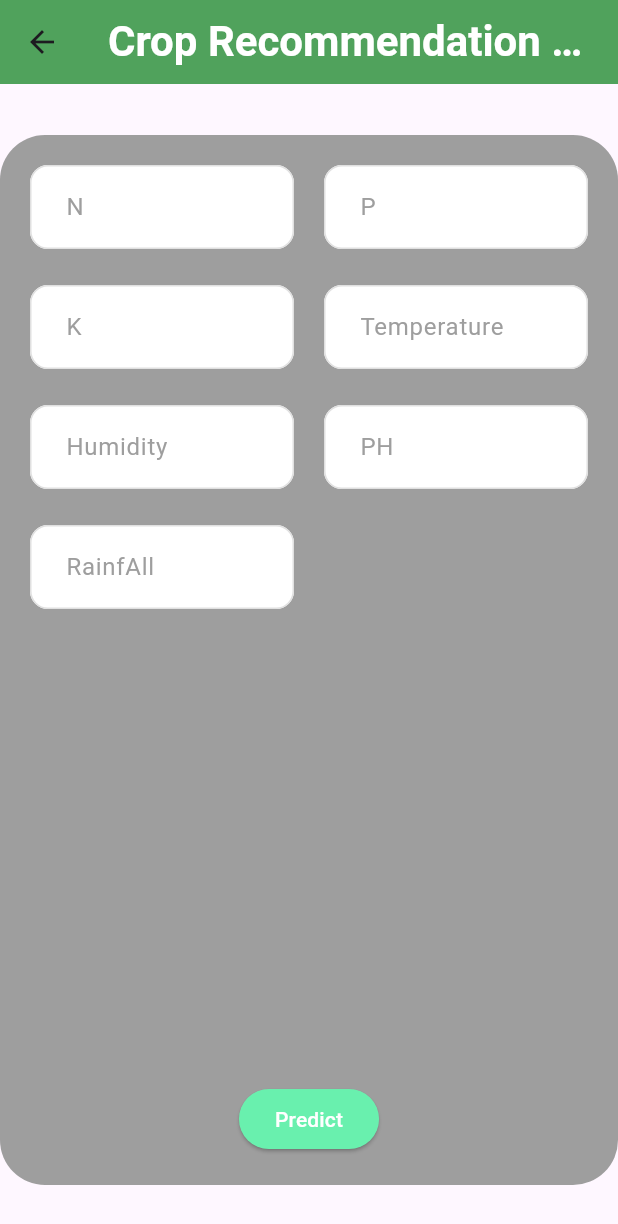
After one commit to tanany1/agri_hope, a Flutter app: the HomeScreen screen opened by its route, after a tap on "Model 1", on a phone screen of 412 x 824 dp. The commit adds this screen. Shown: the top 1224 px of the screen. Run offline on Flutter 3.47's test engine with Material 3 defaults, Android fonts, the phone set to English and light mode, and no system bars; our stand-ins replace firebase_auth, firebase_core, shared_preferences, weather; missing offline and left inert: mailer; accounts and stored records are empty; network calls fail.

Commit message:
Setting Tab & Model Screen Added.

```diff
--- a/lib/main.dart
+++ b/lib/main.dart
@@ -1,7 +1,9 @@
+import 'package:agri_hope/ui/screens/ai_models/crop_recommendation_model_screen.dart';
 import 'package:agri_hope/ui/screens/auth/login/login_screen.dart';
 import 'package:agri_hope/ui/screens/auth/otp/otp_verification.dart';
 import 'package:agri_hope/ui/screens/auth/register/register_screen.dart';
 import 'package:agri_hope/ui/screens/home_screen.dart';
+import 'package:agri_hope/ui/screens/settings/settings_screen.dart';
 import 'package:agri_hope/ui/screens/splash/splash_screen.dart';
 import 'package:agri_hope/ui/widgets/5days_forecast_widget.dart';
 import 'package:firebase_core/firebase_core.dart';
@@ -39,7 +41,9 @@ class MyApp extends StatelessWidget {
         OTPVerification.routeName: (_) => const OTPVerification(),
         FiveDayForecastScreen.routeName: (_) => FiveDayForecastScreen(
               apiKey: 'cb17b0b03b1d59110c09ffa366d71224',
-            )
+            ),
+        SettingsScreen.routeName:(_)=> SettingsScreen(),
+        CropRecommendationModelScreen.routeName:(_)=> CropRecommendationModelScreen(),
       },
       initialRoute: SplashScreen.routeName,
       debugShowCheckedModeBanner: false,
--- /dev/null
+++ b/lib/ui/screens/ai_models/crop_recommendation_model_screen.dart
@@ -0,0 +1,218 @@
+import 'package:flutter/material.dart';
+
+class CropRecommendationModelScreen extends StatelessWidget {
+  static const String routeName = "crop Recommendation Model";
+
+  const CropRecommendationModelScreen({super.key});
+
+  @override
+  Widget build(BuildContext context) {
+    return Scaffold(
+      appBar: AppBar(
+        title: const Text(
+          "Crop Recommendation Model",
+          style: TextStyle(
+              fontWeight: FontWeight.bold, fontSize: 28, color: Colors.white),
+        ),
+        elevation: 20,
+        centerTitle: true,
+        backgroundColor: Colors.green,
+      ),
+      body: Center(
+        child: Container(
+          decoration: BoxDecoration(
+            borderRadius: BorderRadius.circular(30),
+            color: Colors.grey,
+          ),
+          width: 800,
+          height: 700,
+          padding: EdgeInsets.all(20),
+          child: Column(
+            children: [
+              Expanded(
+                child: GridView(
+                  children: [
+                    TextField(
+                      decoration: InputDecoration(
+                        labelText: "N",
+                        labelStyle: TextStyle(color: Colors.grey),
+                        filled: true,
+                        fillColor: Colors.white,
+                        border: OutlineInputBorder(
+                          borderRadius: BorderRadius.circular(12),
+                          borderSide: BorderSide.none,
+                        ),
+                        focusedBorder: OutlineInputBorder(
+                          borderRadius: BorderRadius.circular(12),
+                          borderSide: BorderSide(color: Colors.blue, width: 2),
+                        ),
+                        enabledBorder: OutlineInputBorder(
+                          borderRadius: BorderRadius.circular(12),
+                          borderSide: BorderSide(color: Colors.grey.shade300),
+                        ),
+                        contentPadding: EdgeInsets.symmetric(vertical: 16, horizontal: 20),
+                      ),
+                      style: TextStyle(fontSize: 16),
+                    ),
+                    TextField(
+                      decoration: InputDecoration(
+                        labelText: "P",
+                        labelStyle: TextStyle(color: Colors.grey),
+                        filled: true,
+                        fillColor: Colors.white,
+                        border: OutlineInputBorder(
+                          borderRadius: BorderRadius.circular(12),
+                          borderSide: BorderSide.none,
+                        ),
+                        focusedBorder: OutlineInputBorder(
+                          borderRadius: BorderRadius.circular(12),
+                          borderSide: BorderSide(color: Colors.blue, width: 2),
+                        ),
+                        enabledBorder: OutlineInputBorder(
+                          borderRadius: BorderRadius.circular(12),
+                          borderSide: BorderSide(color: Colors.grey.shade300),
+                        ),
+                        contentPadding: EdgeInsets.symmetric(vertical: 16, horizontal: 20),
+                      ),
+                      style: TextStyle(fontSize: 16),
+                    ),
+                    TextField(
+                      decoration: InputDecoration(
+                        labelText: "K",
+                        labelStyle: TextStyle(color: Colors.grey),
+                        filled: true,
+                        fillColor: Colors.white,
+                        border: OutlineInputBorder(
+                          borderRadius: BorderRadius.circular(12),
+                          borderSide: BorderSide.none,
+                        ),
+                        focusedBorder: OutlineInputBorder(
+                          borderRadius: BorderRadius.circular(12),
+                          borderSide: BorderSide(color: Colors.blue, width: 2),
+                        ),
+                        enabledBorder: OutlineInputBorder(
+                          borderRadius: BorderRadius.circular(12),
+                          borderSide: BorderSide(color: Colors.grey.shade300),
+                        ),
+                        contentPadding: EdgeInsets.symmetric(vertical: 16, horizontal: 20),
+                      ),
+                      style: TextStyle(fontSize: 16),
+                    ),
+                    TextField(
+                      decoration: InputDecoration(
+                        labelText: "Temperature",
+                        labelStyle: TextStyle(color: Colors.grey),
+                        filled: true,
+                        fillColor: Colors.white,
+                        border: OutlineInputBorder(
+                          borderRadius: BorderRadius.circular(12),
+                          borderSide: BorderSide.none,
+                        ),
+                        focusedBorder: OutlineInputBorder(
+                          borderRadius: BorderRadius.circular(12),
+                          borderSide: BorderSide(color: Colors.blue, width: 2),
+                        ),
+                        enabledBorder: OutlineInputBorder(
+                          borderRadius: BorderRadius.circular(12),
+                          borderSide: BorderSide(color: Colors.grey.shade300),
+                        ),
+                        contentPadding: EdgeInsets.symmetric(vertical: 16, horizontal: 20),
+                      ),
+                      style: TextStyle(fontSize: 16),
+                    ),
+                    TextField(
+                      decoration: InputDecoration(
+                        labelText: "Humidity",
+                        labelStyle: TextStyle(color: Colors.grey),
+                        filled: true,
+                        fillColor: Colors.white,
+                        border: OutlineInputBorder(
+                          borderRadius: BorderRadius.circular(12),
+                          borderSide: BorderSide.none,
+                        ),
+                        focusedBorder: OutlineInputBorder(
+                          borderRadius: BorderRadius.circular(12),
+                          borderSide: BorderSide(color: Colors.blue, width: 2),
+                        ),
+                        enabledBorder: OutlineInputBorder(
+                          borderRadius: BorderRadius.circular(12),
+                          borderSide: BorderSide(color: Colors.grey.shade300),
+                        ),
+                        contentPadding: EdgeInsets.symmetric(vertical: 16, horizontal: 20),
+                      ),
+                      style: TextStyle(fontSize: 16),
+                    ),
+                    TextField(
+                      decoration: InputDecoration(
+                        labelText: "PH",
+                        labelStyle: TextStyle(color: Colors.grey),
+                        filled: true,
+                        fillColor: Colors.white,
+                        border: OutlineInputBorder(
+                          borderRadius: BorderRadius.circular(12),
+                          borderSide: BorderSide.none,
+                        ),
+                        focusedBorder: OutlineInputBorder(
+                          borderRadius: BorderRadius.circular(12),
+                          borderSide: BorderSide(color: Colors.blue, width: 2),
+                        ),
+                        enabledBorder: OutlineInputBorder(
+                          borderRadius: BorderRadius.circular(12),
+                          borderSide: BorderSide(color: Colors.grey.shade300),
+                        ),
+                        contentPadding: EdgeInsets.symmetric(vertical: 16, horizontal: 20),
+                      ),
+                      style: TextStyle(fontSize: 16),
+                    ),
+                    TextField(
+                      decoration: InputDecoration(
+                        labelText: "RainfAll",
+                        labelStyle: TextStyle(color: Colors.grey),
+                        filled: true,
+                        fillColor: Colors.white,
+                        border: OutlineInputBorder(
+                          borderRadius: BorderRadius.circular(12),
+                          borderSide: BorderSide.none,
+                        ),
+                        focusedBorder: OutlineInputBorder(
+                          borderRadius: BorderRadius.circular(12),
+                          borderSide: BorderSide(color: Colors.blue, width: 2),
+                        ),
+                        enabledBorder: OutlineInputBorder(
+                          borderRadius: BorderRadius.circular(12),
+                          borderSide: BorderSide(color: Colors.grey.shade300),
+                        ),
+                        contentPadding: EdgeInsets.symmetric(vertical: 16, horizontal: 20),
+                      ),
+                      style: TextStyle(fontSize: 16),
+                    ),
+                  ],
+                  gridDelegate: SliverGridDelegateWithFixedCrossAxisCount(
+                    crossAxisCount: 2,
+                    mainAxisSpacing: 20,
+                    crossAxisSpacing: 20,
+                    mainAxisExtent: 60,
+                  ),
+                ),
+              ),
+              SizedBox(height: 20),
+              Center(
+                child: ElevatedButton(
+                  onPressed: () {},
+                  child: Text(
+                    "Predict",
+                    style: TextStyle(color: Colors.white),
+                  ),
+                  style: ElevatedButton.styleFrom(
+                    backgroundColor: Colors.greenAccent,
+                  ),
+                ),
+              ),
+            ],
+          ),
+        ),
+
+      ),
+    );
+  }
+}
--- a/lib/ui/screens/auth/login/login_screen.dart
+++ b/lib/ui/screens/auth/login/login_screen.dart
@@ -30,7 +30,6 @@ class _LoginScreenState extends State<LoginScreen> {
   Future<void> checkLoginState() async {
     final prefs = await SharedPreferences.getInstance();
     final bool isLoggedIn = prefs.getBool('isLoggedIn') ?? false;
-
     if (isLoggedIn) {
       Navigator.pushReplacementNamed(context, HomeScreen.routeName);
     }
--- a/lib/ui/screens/home_screen.dart
+++ b/lib/ui/screens/home_screen.dart
@@ -1,3 +1,4 @@
+import 'package:agri_hope/ui/screens/ai_models/crop_recommendation_model_screen.dart';
 import 'package:agri_hope/ui/widgets/model_card_widget.dart';
 import 'package:agri_hope/ui/widgets/side_menu_widget.dart';
 import 'package:agri_hope/ui/widgets/weather_widget.dart';
@@ -38,7 +39,9 @@ class HomeScreen extends StatelessWidget {
             Row(
               children: [
                 InkWell(
-                  onTap: (){},
+                  onTap: (){
+                    Navigator.pushNamed(context, CropRecommendationModelScreen.routeName);
+                  },
                   child: ModelCardWidget(
                     imagePath: "assets/img/crop_icon.png",
                     modelName: "Crop Recommendation",
@@ -46,14 +49,14 @@ class HomeScreen extends StatelessWidget {
                   ),
                 ),
                 SizedBox(width: 30,),
-                InkWell(
-                  onTap: (){},
-                  child: ModelCardWidget(
-                    imagePath: "assets/img/soil_fertile.png",
-                    modelName: "Soil Fertile",
-                    modelNumber: "Model 2",
-                  ),
-                ),
+                // InkWell(
+                //   onTap: (){},
+                //   child: ModelCardWidget(
+                //     imagePath: "assets/img/soil_fertile.png",
+                //     modelName: "Soil Fertile",
+                //     modelNumber: "Model 2",
+                //   ),
+                // ),
               ],
             ),
           ],
--- /dev/null
+++ b/lib/ui/screens/settings/settings_screen.dart
@@ -0,0 +1,25 @@
+import 'package:flutter/material.dart';
+
+class SettingsScreen extends StatelessWidget {
+  static const String routeName="Setting";
+  const SettingsScreen({super.key});
+
+  @override
+  Widget build(BuildContext context) {
+    return Scaffold(
+      appBar: AppBar(
+        title: const Text(
+          "Settings",
+          style: TextStyle(
+              fontWeight: FontWeight.bold, fontSize: 28, color: Colors.white),
+        ),
+        elevation: 20,
+        centerTitle: true,
+        backgroundColor: Colors.green,
+      ),
+      body: Container(
+        color: Colors.green,
+      ),
+    );
+  }
+}
--- a/lib/ui/widgets/side_menu_widget.dart
+++ b/lib/ui/widgets/side_menu_widget.dart
@@ -1,7 +1,10 @@
+import 'package:agri_hope/ui/screens/settings/settings_screen.dart';
 import 'package:flutter/material.dart';
 import 'package:provider/provider.dart';
+import 'package:shared_preferences/shared_preferences.dart';
 
 import '../../modal/user_data.dart';
+import '../screens/auth/login/login_screen.dart';
 
 class SideMenuWidget extends StatelessWidget {
   const SideMenuWidget({super.key});
@@ -23,38 +26,81 @@ class SideMenuWidget extends StatelessWidget {
                 children: [
                   Text("Hi $username"),
                   Spacer(),
-                  Image.asset("assets/img/profile.png", width: 50,height: 50,),
+                  Image.asset(
+                    "assets/img/profile.png",
+                    width: 50,
+                    height: 50,
+                  ),
                 ],
               ),
             ),
-            Container(color: Colors.black,height: 2,),
+            Container(
+              color: Colors.black,
+              height: 2,
+            ),
             Padding(
               padding: const EdgeInsets.all(8.0),
               child: InkWell(
-                onTap: (){},
+                onTap: () {},
                 child: Row(
                   children: [
                     Text("History Log"),
                     Spacer(),
-                    Image.asset("assets/img/history.png", width: 50,height: 50,),
+                    Image.asset(
+                      "assets/img/history.png",
+                      width: 50,
+                      height: 50,
+                    ),
                   ],
                 ),
               ),
             ),
-            Container(color: Colors.black,height: 2,),
+            Container(
+              color: Colors.black,
+              height: 2,
+            ),
             Padding(
               padding: const EdgeInsets.all(8.0),
               child: InkWell(
-                onTap: (){},
+                onTap: () {
+                  Navigator.pushNamed(context, SettingsScreen.routeName);
+                },
                 child: Row(
                   children: [
                     Text("Setting"),
                     Spacer(),
-                    Image.asset("assets/img/setting_icon.png", width: 50,height: 50,),
+                    Image.asset(
+                      "assets/img/setting_icon.png",
+                      width: 50,
+                      height: 50,
+                    ),
                   ],
                 ),
               ),
             ),
+            Spacer(),
+            ElevatedButton(
+                onPressed: () async {
+                  try {
+                    final prefs = await SharedPreferences.getInstance();
+                    await prefs.setBool('isLoggedIn', false);
+                    Navigator.pushReplacementNamed(
+                        context, LoginScreen.routeName);
+                  } catch (e) {
+                    print("Error logging out: $e");
+                  }
+                },
+                style: ElevatedButton.styleFrom(backgroundColor: Colors.red),
+                // Background color,
+                child: Center(
+                  child: Text(
+                    "Log Out",
+                    style: TextStyle(
+                        color: Colors.white,
+                        fontWeight: FontWeight.bold,
+                        fontSize: 16),
+                  ),
+                ))
           ],
         ),
       ),
```
